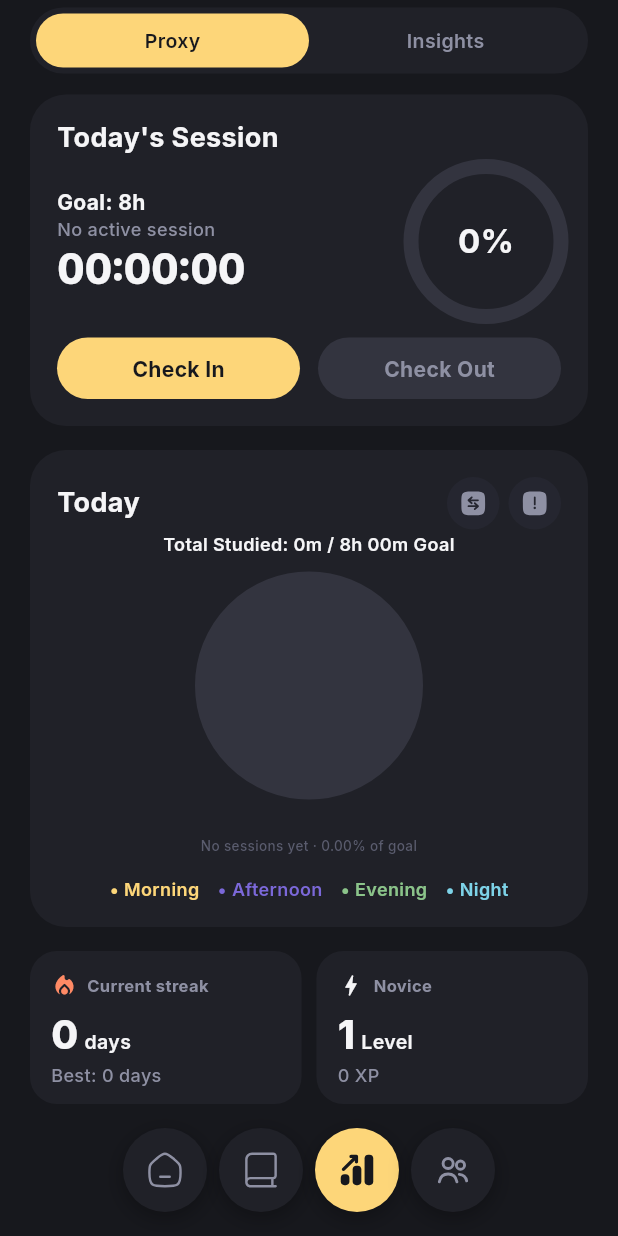
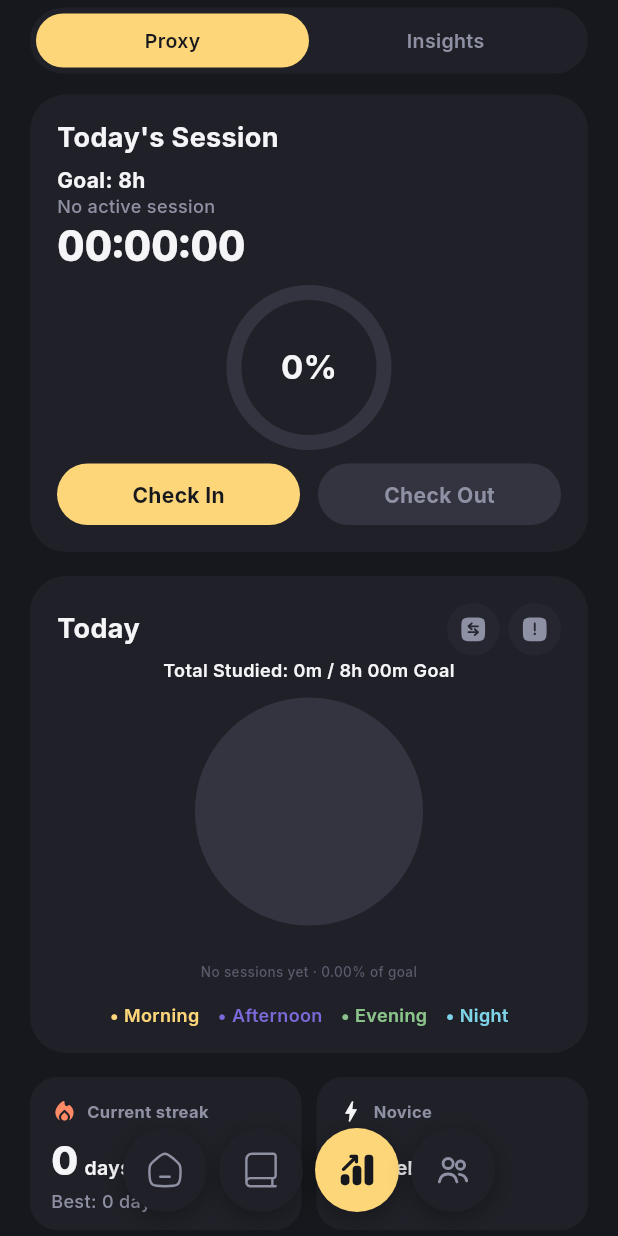
Before and after one commit to nishanth-73/studyup, a Flutter app: the ProgressScreen widget shown alone on an empty page, opened directly, scrolled down 74 dp, on a phone screen of 412 x 824 dp. Run offline on Flutter 3.47's test engine with Material 3 defaults, Android fonts, the phone set to English and light mode, and no system bars; drawn by our look-alikes of fl_chart; our stand-ins replace app_links, file_picker, flutter_dotenv, flutter_local_notifications, flutter_riverpod, flutter_svg and 9 more; missing offline and left inert: app_settings; accounts and stored records are empty; project files that could hold a hidden picture were left out.

Commit message:
fix: move session progress above controls

```diff
--- a/lib/features/progress/presentation/progress_screen.dart
+++ b/lib/features/progress/presentation/progress_screen.dart
@@ -503,15 +503,17 @@ class _ProgressScreenState extends ConsumerState<ProgressScreen> {
                     ],
                   ),
                 ),
-                const SizedBox(width: 12),
-                _TodayGoalProgressRing(
-                  trackedSeconds: trackedSeconds,
-                  goalMinutes: goalMinutes,
-                  selectedDate: _today,
-                  sessionsRevision: progress.sessions,
-                  size: MediaQuery.sizeOf(context).width < 360 ? 88 : 100,
-                ),
               ],
+            ),
+            const SizedBox(height: 14),
+            Center(
+              child: _TodayGoalProgressRing(
+                trackedSeconds: trackedSeconds,
+                goalMinutes: goalMinutes,
+                selectedDate: _today,
+                sessionsRevision: progress.sessions,
+                size: MediaQuery.sizeOf(context).width < 360 ? 88 : 100,
+              ),
             ),
             const SizedBox(height: 14),
             _CheckInOutButtons(
```
Also changed, not shown: 1 other file.
